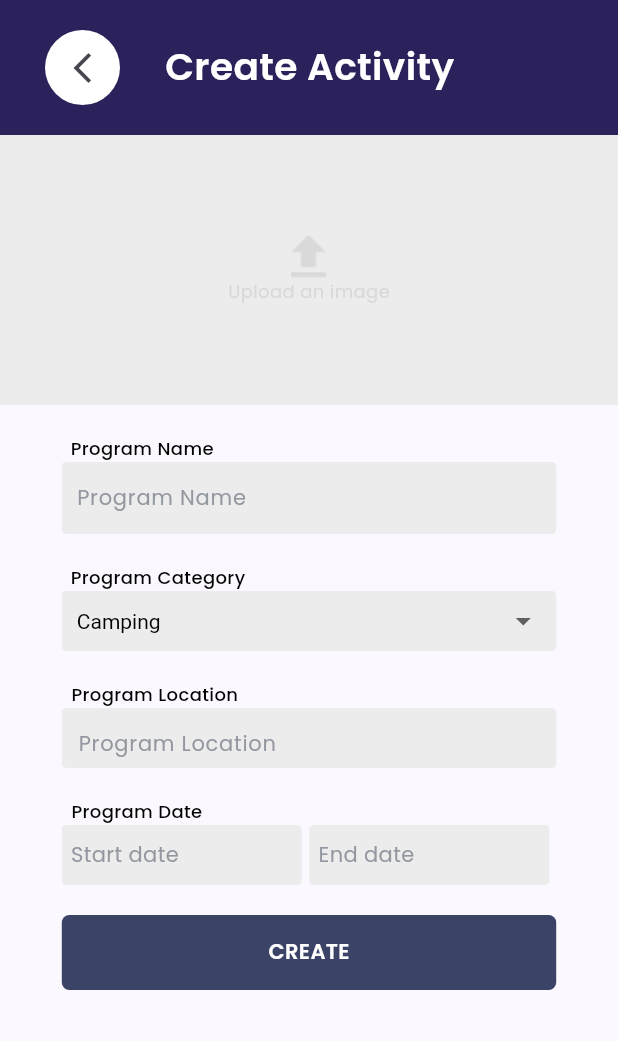
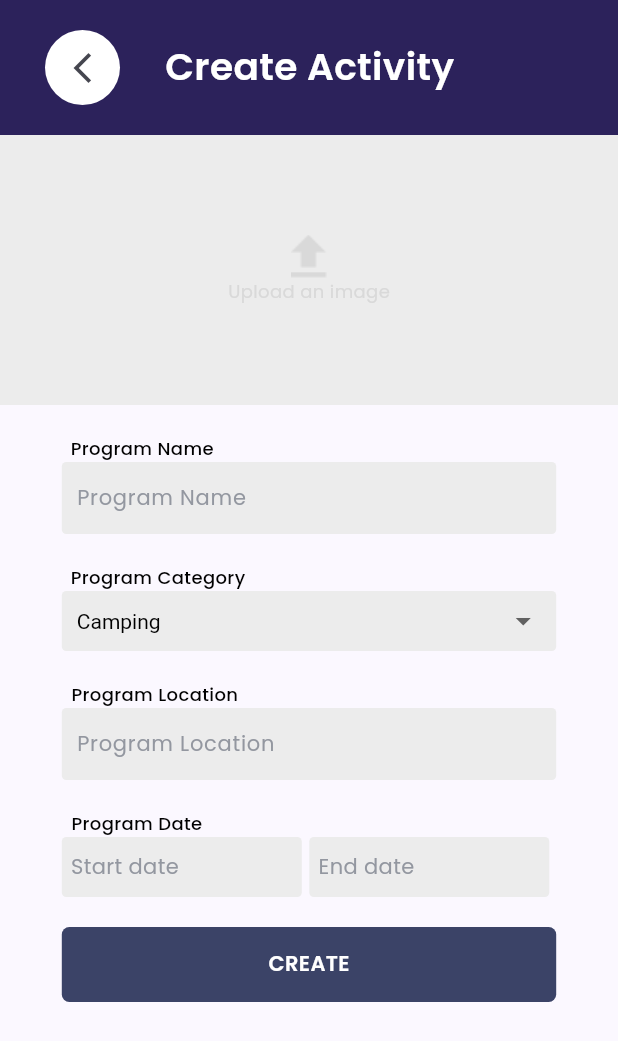
Before and after one commit to iqmalje/escout, a Flutter app: the CreateActivityPage screen opened directly, on a phone screen of 412 x 824 dp. Shown: the top 1041 px of the screen. Run offline on Flutter 3.47's test engine with Material 3 defaults, Android fonts, the phone set to English and light mode, and no system bars; our stand-ins replace auto_size_text, flutter_dotenv, image_picker, supabase_flutter; missing offline and left inert: nfc_manager; accounts and stored records are empty; network calls fail.

Commit message:
fixed activity and feed functionality

```diff
--- a/lib/pages/activity/activitypage.dart
+++ b/lib/pages/activity/activitypage.dart
@@ -132,11 +132,12 @@ class _ActivityPageState extends State<ActivityPage> {
                   icon: const Icon(
                     Icons.add,
                   ),
-                  onPressed: () {
-                    Navigator.push(
+                  onPressed: () async {
+                    await Navigator.push(
                         context,
                         MaterialPageRoute(
                             builder: (context) => const CreateActivityPage()));
+                    setState(() {});
                   },
                 ),
               );
--- a/lib/pages/activity/createactivitypage.dart
+++ b/lib/pages/activity/createactivitypage.dart
@@ -251,21 +251,15 @@ class _CreateActivityPage extends State<CreateActivityPage> {
                               ),
                             ),
                           ),
-                          Container(
-                            width: MediaQuery.sizeOf(context).width * 0.8,
-                            height: 40,
+                          ConstrainedBox(
+                            constraints: BoxConstraints(minHeight: 40),
+                            child: Container(
                               decoration: ShapeDecoration(
                                 color: const Color(0xFFECECEC),
                                 shape: RoundedRectangleBorder(
                                     borderRadius: BorderRadius.circular(3)),
                               ),
-                            child: Padding(
-                              padding: const EdgeInsets.only(left: 6),
-                              child: Align(
-                                  alignment: Alignment.centerLeft,
-                                  child: Padding(
-                                    padding: const EdgeInsets.symmetric(
-                                        horizontal: 5.0),
+                              width: MediaQuery.sizeOf(context).width * 0.8,
                               child: TextField(
                                 controller: location,
                                 style: const TextStyle(
@@ -273,10 +267,11 @@ class _CreateActivityPage extends State<CreateActivityPage> {
                                   fontSize: 14,
                                   fontFamily: 'Poppins',
                                   fontWeight: FontWeight.w400,
-                                        height: 0,
                                 ),
                                 decoration: const InputDecoration(
                                   border: InputBorder.none,
+                                  contentPadding:
+                                      EdgeInsets.symmetric(horizontal: 10),
                                   hintText: 'Program Location',
                                   hintStyle: TextStyle(
                                     color: Color(0xFF9397A0),
@@ -286,8 +281,9 @@ class _CreateActivityPage extends State<CreateActivityPage> {
                                     height: 0,
                                   ),
                                 ),
+                                minLines: 1,
+                                maxLines: 5,
                               ),
-                                  )),
                             ),
                           ),
                           const SizedBox(
--- a/pubspec.yaml
+++ b/pubspec.yaml
@@ -16,7 +16,7 @@ publish_to: "none" # Remove this line if you wish to publish to pub.dev
 # https://developer.apple.com/library/archive/documentation/General/Reference/InfoPlistKeyReference/Articles/CoreFoundationKeys.html
 # In Windows, build-name is used as the major, minor, and patch parts
 # of the product and file versions while build-number is used as the build suffix.
-version: 1.0.0+5
+version: 1.0.0+6
 
 environment:
   sdk: ">=3.0.1 <4.0.0"
```
Also changed, not shown: lib/backend/backend.dart (+9 -5 lines), lib/pages/feed/createFeedPage.dart (+4 -4 lines). Lines whose indentation alone changed are shown as unchanged.
